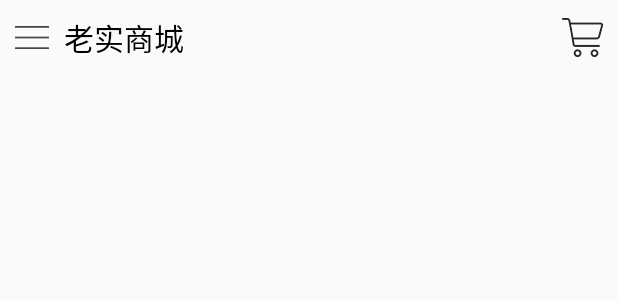
After one commit to a172108045/HonestShoppingMall, an Android app: the layout fragment_home.xml on its own in the app's theme, with its tools: preview values and no code run, on a phone screen of 412 x 824 dp. The commit adds this screen. Shown: the top 300 px of the screen. Run offline under Robolectric (Android 15) with nearby library versions, the phone set to English and light mode, and no system bars.

Commit message:
首页的侧滑界面以及标题完成，杨宋写首页其余部分

```diff
--- a/app/build.gradle
+++ b/app/build.gradle
@@ -33,6 +33,7 @@ dependencies {
     compile 'com.squareup.picasso:picasso:2.3.2'
     compile 'com.nineoldandroids:library:2.4.0'
     compile 'com.daimajia.slider:library:1.1.5@aar'
+    compile 'com.android.support:design:25.0.0'
 
     compile 'org.greenrobot:eventbus:3.0.0'
     testCompile 'junit:junit:4.12'
--- a/app/src/main/java/com/song/honestshoppingmall/activity/HomeActivity.java
+++ b/app/src/main/java/com/song/honestshoppingmall/activity/HomeActivity.java
@@ -75,4 +75,6 @@ public class HomeActivity extends AppCompatActivity implements View.OnClickListe
                 break;
         }
     }
+
+
 }
--- /dev/null
+++ b/app/src/main/res/layout/fragment_home.xml
@@ -0,0 +1,56 @@
+<?xml version="1.0" encoding="utf-8"?>
+<android.support.v4.widget.DrawerLayout
+    android:id="@+id/drawer_main"
+    xmlns:android="http://schemas.android.com/apk/res/android"
+    xmlns:app="http://schemas.android.com/apk/res-auto"
+    android:layout_width="match_parent"
+    android:layout_height="match_parent">
+
+    <LinearLayout
+        android:padding="10dp"
+        android:orientation="vertical"
+        android:layout_width="match_parent"
+        android:layout_height="match_parent">
+
+        <LinearLayout
+            android:layout_width="match_parent"
+            android:layout_height="wrap_content"
+            android:orientation="horizontal"
+            android:gravity="center_vertical">
+
+            <ImageView
+                android:id="@+id/iv_menu_home"
+                android:layout_width="wrap_content"
+                android:layout_height="wrap_content"
+                android:src="@mipmap/user_photo"/>
+
+            <TextView
+                android:layout_marginLeft="10dp"
+                android:layout_width="0dp"
+                android:layout_weight="1"
+                android:layout_height="wrap_content"
+                android:text="老实商城"
+                android:textSize="20sp"
+                android:textColor="#000"/>
+
+            <ImageView
+                android:id="@+id/iv_cart_home"
+                android:layout_width="wrap_content"
+                android:layout_height="wrap_content"
+                android:src="@mipmap/head_cart"/>
+
+
+        </LinearLayout>
+
+    </LinearLayout>
+
+    <android.support.design.widget.NavigationView
+        android:id="@+id/nav_view"
+        android:layout_width="match_parent"
+        android:layout_height="match_parent"
+        android:layout_gravity="start"
+        app:headerLayout="@layout/nav_header_home"
+        app:menu="@menu/nav_menu"/>
+
+
+</android.support.v4.widget.DrawerLayout>
--- /dev/null
+++ b/app/src/main/res/menu/nav_menu.xml
@@ -0,0 +1,34 @@
+<?xml version="1.0" encoding="utf-8"?>
+<menu xmlns:android="http://schemas.android.com/apk/res/android">
+    <group android:checkableBehavior="single">
+        <item
+            android:id="@+id/nav_call"
+            android:icon="@mipmap/create_contact"
+            android:title="消息" />
+        <item
+            android:id="@+id/nav_call"
+            android:icon="@mipmap/create_contact"
+            android:title="我的好友" />
+        <item
+            android:id="@+id/nav_call"
+            android:icon="@mipmap/create_contact"
+            android:title="代金券" />
+        <item
+            android:id="@+id/nav_call"
+            android:icon="@mipmap/create_contact"
+            android:title="我的钱包" />
+        <item
+            android:id="@+id/nav_call"
+            android:icon="@mipmap/create_contact"
+            android:title="我的红包" />
+        <item
+            android:id="@+id/nav_call"
+            android:icon="@mipmap/create_contact"
+            android:title="收藏店铺" />
+        <item
+            android:id="@+id/nav_call"
+            android:icon="@mipmap/create_contact"
+            android:title="设置" />
+
+    </group>
+</menu>
--- a/app/src/main/res/values/styles.xml
+++ b/app/src/main/res/values/styles.xml
@@ -1,7 +1,7 @@
 <resources>
 
     <!-- Base application theme. -->
-    <style name="AppTheme" parent="Theme.AppCompat.Light.DarkActionBar">
+    <style name="AppTheme" parent="Theme.AppCompat.Light.NoActionBar">
         <!-- Customize your theme here. -->
         <item name="colorPrimary">@color/colorPrimary</item>
         <item name="colorPrimaryDark">@color/colorPrimaryDark</item>
```
Also changed, not shown: app/src/main/java/com/song/honestshoppingmall/fragment/HomeFragment.java (+48 -5 lines), app/src/main/res/layout/nav_header_home.xml (added, +23 -0 lines).
